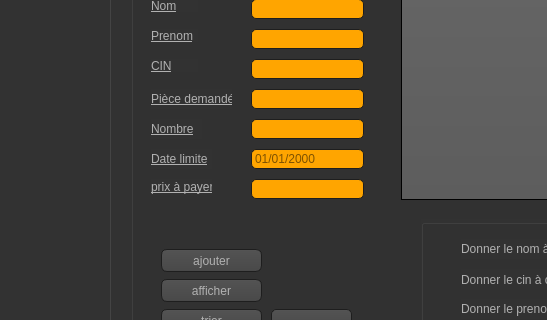
Old version of the form mainwindow.ui in the repository eyawartateni/Smart_Factory_2A4; both pictures show x 0 to 547 and y 117 to 437 of the 1034 by 752 pixel window.
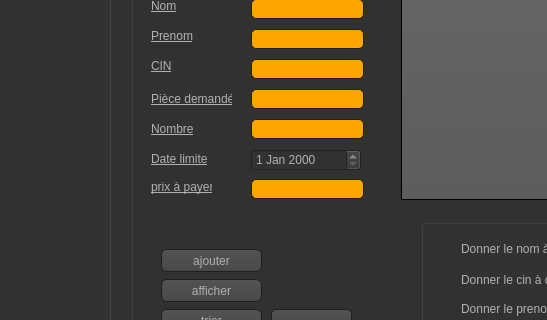
New version of the form. The open tabs and pages were chosen to show the change. Icons and pictures are not drawn.

Patch:
```diff
--- a/mainwindow.ui
+++ b/mainwindow.ui
@@ -14844,23 +14844,6 @@
 color:black;</string>
          </property>
         </widget>
-        <widget class="QLineEdit" name="date_limite_2">
-         <property name="geometry">
-          <rect>
-           <x>120</x>
-           <y>190</y>
-           <width>113</width>
-           <height>20</height>
-          </rect>
-         </property>
-         <property name="styleSheet">
-          <string notr="true">background-color:orange;
-color:black;</string>
-         </property>
-         <property name="placeholderText">
-          <string>01/01/2000</string>
-         </property>
-        </widget>
         <widget class="QPushButton" name="aff_four">
          <property name="geometry">
           <rect>
@@ -14893,6 +14876,477 @@
           <string>afficher</string>
          </property>
         </widget>
+        <widget class="QDateEdit" name="date_limite_2">
+         <property name="geometry">
+          <rect>
+           <x>120</x>
+           <y>190</y>
+           <width>110</width>
+           <height>22</height>
+          </rect>
+         </property>
+         <property name="styleSheet">
+          <string notr="true">QToolTip
+{
+     border: 1px solid black;
+     background-color: #ffa02f;
+     padding: 1px;
+     border-radius: 3px;
+     opacity: 100;
+}
+
+QWidget
+{
+    color: #b1b1b1;
+    background-color: #323232;
+}
+
+QWidget:item:hover
+{
+    background-color: QLinearGradient( x1: 0, y1: 0, x2: 0, y2: 1, stop: 0 #ffa02f, stop: 1 #ca0619);
+    color: #000000;
+}
+
+QWidget:item:selected
+{
+    background-color: QLinearGradient( x1: 0, y1: 0, x2: 0, y2: 1, stop: 0 #ffa02f, stop: 1 #d7801a);
+}
+
+QMenuBar::item
+{
+    background: transparent;
+}
+
+QMenuBar::item:selected
+{
+    background: transparent;
+    border: 1px solid #ffaa00;
+}
+
+QMenuBar::item:pressed
+{
+    background: #444;
+    border: 1px solid #000;
+    background-color: QLinearGradient(
+        x1:0, y1:0,
+        x2:0, y2:1,
+        stop:1 #212121,
+        stop:0.4 #343434/*,
+        stop:0.2 #343434,
+        stop:0.1 #ffaa00*/
+    );
+    margin-bottom:-1px;
+    padding-bottom:1px;
+}
+
+QMenu
+{
+    border: 1px solid #000;
+}
+
+QMenu::item
+{
+    padding: 2px 20px 2px 20px;
+}
+
+QMenu::item:selected
+{
+    color: #000000;
+}
+
+QWidget:disabled
+{
+    color: #404040;
+    background-color: #323232;
+}
+
+QAbstractItemView
+{
+    background-color: QLinearGradient( x1: 0, y1: 0, x2: 0, y2: 1, stop: 0 #4d4d4d, stop: 0.1 #646464, stop: 1 #5d5d5d);
+}
+
+QWidget:focus
+{
+    /*border: 2px solid QLinearGradient( x1: 0, y1: 0, x2: 0, y2: 1, stop: 0 #ffa02f, stop: 1 #d7801a);*/
+}
+
+QLineEdit
+{
+    background-color: QLinearGradient( x1: 0, y1: 0, x2: 0, y2: 1, stop: 0 #4d4d4d, stop: 0 #646464, stop: 1 #5d5d5d);
+    padding: 1px;
+    border-style: solid;
+    border: 1px solid #1e1e1e;
+    border-radius: 5;
+}
+
+QPushButton
+{
+    color: #b1b1b1;
+    background-color: QLinearGradient( x1: 0, y1: 0, x2: 0, y2: 1, stop: 0 #565656, stop: 0.1 #525252, stop: 0.5 #4e4e4e, stop: 0.9 #4a4a4a, stop: 1 #464646);
+    border-width: 1px;
+    border-color: #1e1e1e;
+    border-style: solid;
+    border-radius: 6;
+    padding: 3px;
+    font-size: 12px;
+    padding-left: 5px;
+    padding-right: 5px;
+}
+
+QPushButton:pressed
+{
+    background-color: QLinearGradient( x1: 0, y1: 0, x2: 0, y2: 1, stop: 0 #2d2d2d, stop: 0.1 #2b2b2b, stop: 0.5 #292929, stop: 0.9 #282828, stop: 1 #252525);
+}
+
+QComboBox
+{
+    selection-background-color: #ffaa00;
+    background-color: QLinearGradient( x1: 0, y1: 0, x2: 0, y2: 1, stop: 0 #565656, stop: 0.1 #525252, stop: 0.5 #4e4e4e, stop: 0.9 #4a4a4a, stop: 1 #464646);
+    border-style: solid;
+    border: 1px solid #1e1e1e;
+    border-radius: 5;
+}
+
+QComboBox:hover,QPushButton:hover
+{
+    border: 2px solid QLinearGradient( x1: 0, y1: 0, x2: 0, y2: 1, stop: 0 #ffa02f, stop: 1 #d7801a);
+}
+
+
+QComboBox:on
+{
+    padding-top: 3px;
+    padding-left: 4px;
+    background-color: QLinearGradient( x1: 0, y1: 0, x2: 0, y2: 1, stop: 0 #2d2d2d, stop: 0.1 #2b2b2b, stop: 0.5 #292929, stop: 0.9 #282828, stop: 1 #252525);
+    selection-background-color: #ffaa00;
+}
+
+QComboBox QAbstractItemView
+{
+    border: 2px solid darkgray;
+    selection-background-color: QLinearGradient( x1: 0, y1: 0, x2: 0, y2: 1, stop: 0 #ffa02f, stop: 1 #d7801a);
+}
+
+QComboBox::drop-down
+{
+     subcontrol-origin: padding;
+     subcontrol-position: top right;
+     width: 15px;
+
+     border-left-width: 0px;
+     border-left-color: darkgray;
+     border-left-style: solid; /* just a single line */
+     border-top-right-radius: 3px; /* same radius as the QComboBox */
+     border-bottom-right-radius: 3px;
+ }
+
+QComboBox::down-arrow
+{
+     image: url(:/down_arrow.png);
+}
+
+QGroupBox:focus
+{
+border: 2px solid QLinearGradient( x1: 0, y1: 0, x2: 0, y2: 1, stop: 0 #ffa02f, stop: 1 #d7801a);
+}
+
+QTextEdit:focus
+{
+    border: 2px solid QLinearGradient( x1: 0, y1: 0, x2: 0, y2: 1, stop: 0 #ffa02f, stop: 1 #d7801a);
+}
+
+QScrollBar:horizontal {
+     border: 1px solid #222222;
+     background: QLinearGradient( x1: 0, y1: 0, x2: 0, y2: 1, stop: 0.0 #121212, stop: 0.2 #282828, stop: 1 #484848);
+     height: 7px;
+     margin: 0px 16px 0 16px;
+}
+
+QScrollBar::handle:horizontal
+{
+      background: QLinearGradient( x1: 0, y1: 0, x2: 1, y2: 0, stop: 0 #ffa02f, stop: 0.5 #d7801a, stop: 1 #ffa02f);
+      min-height: 20px;
+      border-radius: 2px;
+}
+
+QScrollBar::add-line:horizontal {
+      border: 1px solid #1b1b19;
+      border-radius: 2px;
+      background: QLinearGradient( x1: 0, y1: 0, x2: 1, y2: 0, stop: 0 #ffa02f, stop: 1 #d7801a);
+      width: 14px;
+      subcontrol-position: right;
+      subcontrol-origin: margin;
+}
+
+QScrollBar::sub-line:horizontal {
+      border: 1px solid #1b1b19;
+      border-radius: 2px;
+      background: QLinearGradient( x1: 0, y1: 0, x2: 1, y2: 0, stop: 0 #ffa02f, stop: 1 #d7801a);
+      width: 14px;
+     subcontrol-position: left;
+     subcontrol-origin: margin;
+}
+
+QScrollBar::right-arrow:horizontal, QScrollBar::left-arrow:horizontal
+{
+      border: 1px solid black;
+      width: 1px;
+      height: 1px;
+      background: white;
+}
+
+QScrollBar::add-page:horizontal, QScrollBar::sub-page:horizontal
+{
+      background: none;
+}
+
+QScrollBar:vertical
+{
+      background: QLinearGradient( x1: 0, y1: 0, x2: 1, y2: 0, stop: 0.0 #121212, stop: 0.2 #282828, stop: 1 #484848);
+      width: 7px;
+      margin: 16px 0 16px 0;
+      border: 1px solid #222222;
+}
+
+QScrollBar::handle:vertical
+{
+      background: QLinearGradient( x1: 0, y1: 0, x2: 0, y2: 1, stop: 0 #ffa02f, stop: 0.5 #d7801a, stop: 1 #ffa02f);
+      min-height: 20px;
+      border-radius: 2px;
+}
+
+QScrollBar::add-line:vertical
+{
+      border: 1px solid #1b1b19;
+      border-radius: 2px;
+      background: QLinearGradient( x1: 0, y1: 0, x2: 0, y2: 1, stop: 0 #ffa02f, stop: 1 #d7801a);
+      height: 14px;
+      subcontrol-position: bottom;
+      subcontrol-origin: margin;
+}
+
+QScrollBar::sub-line:vertical
+{
+      border: 1px solid #1b1b19;
+      border-radius: 2px;
+      background: QLinearGradient( x1: 0, y1: 0, x2: 0, y2: 1, stop: 0 #d7801a, stop: 1 #ffa02f);
+      height: 14px;
+      subcontrol-position: top;
+      subcontrol-origin: margin;
+}
+
+QScrollBar::up-arrow:vertical, QScrollBar::down-arrow:vertical
+{
+      border: 1px solid black;
+      width: 1px;
+      height: 1px;
+      background: white;
+}
+
+
+QScrollBar::add-page:vertical, QScrollBar::sub-page:vertical
+{
+      background: none;
+}
+
+QTextEdit
+{
+    background-color: #242424;
+}
+
+QPlainTextEdit
+{
+    background-color: #242424;
+}
+
+QHeaderView::section
+{
+    background-color: QLinearGradient(x1:0, y1:0, x2:0, y2:1, stop:0 #616161, stop: 0.5 #505050, stop: 0.6 #434343, stop:1 #656565);
+    color: white;
+    padding-left: 4px;
+    border: 1px solid #6c6c6c;
+}
+
+QCheckBox:disabled
+{
+color: #414141;
+}
+
+QDockWidget::title
+{
+    text-align: center;
+    spacing: 3px; /* spacing between items in the tool bar */
+    background-color: QLinearGradient(x1:0, y1:0, x2:0, y2:1, stop:0 #323232, stop: 0.5 #242424, stop:1 #323232);
+}
+
+QDockWidget::close-button, QDockWidget::float-button
+{
+    text-align: center;
+    spacing: 1px; /* spacing between items in the tool bar */
+    background-color: QLinearGradient(x1:0, y1:0, x2:0, y2:1, stop:0 #323232, stop: 0.5 #242424, stop:1 #323232);
+}
+
+QDockWidget::close-button:hover, QDockWidget::float-button:hover
+{
+    background: #242424;
+}
+
+QDockWidget::close-button:pressed, QDockWidget::float-button:pressed
+{
+    padding: 1px -1px -1px 1px;
+}
+
+QMainWindow::separator
+{
+    background-color: QLinearGradient(x1:0, y1:0, x2:0, y2:1, stop:0 #161616, stop: 0.5 #151515, stop: 0.6 #212121, stop:1 #343434);
+    color: white;
+    padding-left: 4px;
+    border: 1px solid #4c4c4c;
+    spacing: 3px; /* spacing between items in the tool bar */
+}
+
+QMainWindow::separator:hover
+{
+
+    background-color: QLinearGradient(x1:0, y1:0, x2:0, y2:1, stop:0 #d7801a, stop:0.5 #b56c17 stop:1 #ffa02f);
+    color: white;
+    padding-left: 4px;
+    border: 1px solid #6c6c6c;
+    spacing: 3px; /* spacing between items in the tool bar */
+}
+
+QToolBar::handle
+{
+     spacing: 3px; /* spacing between items in the tool bar */
+     background: url(:/images/handle.png);
+}
+
+QMenu::separator
+{
+    height: 2px;
+    background-color: QLinearGradient(x1:0, y1:0, x2:0, y2:1, stop:0 #161616, stop: 0.5 #151515, stop: 0.6 #212121, stop:1 #343434);
+    color: white;
+    padding-left: 4px;
+    margin-left: 10px;
+    margin-right: 5px;
+}
+
+QProgressBar
+{
+    border: 2px solid grey;
+    border-radius: 5px;
+    text-align: center;
+}
+
+QProgressBar::chunk
+{
+    background-color: #d7801a;
+    width: 2.15px;
+    margin: 0.5px;
+}
+
+QTabBar::tab {
+    color: #b1b1b1;
+    border: 1px solid #444;
+    border-bottom-style: none;
+    background-color: #323232;
+    padding-left: 10px;
+    padding-right: 10px;
+    padding-top: 3px;
+    padding-bottom: 2px;
+    margin-right: -1px;
+}
+
+QTabWidget::pane {
+    border: 1px solid #444;
+    top: 1px;
+}
+
+QTabBar::tab:last
+{
+    margin-right: 0; /* the last selected tab has nothing to overlap with on the right */
+    border-top-right-radius: 3px;
+}
+
+QTabBar::tab:first:!selected
+{
+ margin-left: 0px; /* the last selected tab has nothing to overlap with on the right */
+
+
+    border-top-left-radius: 3px;
+}
+
+QTabBar::tab:!selected
+{
+    color: #b1b1b1;
+    border-bottom-style: solid;
+    margin-top: 3px;
+    background-color: QLinearGradient(x1:0, y1:0, x2:0, y2:1, stop:1 #212121, stop:.4 #343434);
+}
+
+QTabBar::tab:selected
+{
+    border-top-left-radius: 3px;
+    border-top-right-radius: 3px;
+    margin-bottom: 0px;
+}
+
+QTabBar::tab:!selected:hover
+{
+    /*border-top: 2px solid #ffaa00;
+    padding-bottom: 3px;*/
+    border-top-left-radius: 3px;
+    border-top-right-radius: 3px;
+    background-color: QLinearGradient(x1:0, y1:0, x2:0, y2:1, stop:1 #212121, stop:0.4 #343434, stop:0.2 #343434, stop:0.1 #ffaa00);
+}
+
+QRadioButton::indicator:checked, QRadioButton::indicator:unchecked{
+    color: #b1b1b1;
+    background-color: #323232;
+    border: 1px solid #b1b1b1;
+    border-radius: 6px;
+}
+
+QRadioButton::indicator:checked
+{
+    background-color: qradialgradient(
+        cx: 0.5, cy: 0.5,
+        fx: 0.5, fy: 0.5,
+        radius: 1.0,
+        stop: 0.25 #ffaa00,
+        stop: 0.3 #323232
+    );
+}
+
+QCheckBox::indicator{
+    color: #b1b1b1;
+    background-color: #323232;
+    border: 1px solid #b1b1b1;
+    width: 9px;
+    height: 9px;
+}
+
+QRadioButton::indicator
+{
+    border-radius: 6px;
+}
+
+QRadioButton::indicator:hover, QCheckBox::indicator:hover
+{
+    border: 1px solid #ffaa00;
+}
+
+QCheckBox::indicator:checked
+{
+    image:url(:/images/checkbox.png);
+}
+
+QCheckBox::indicator:disabled, QRadioButton::indicator:disabled
+{
+    border: 1px solid #444;
+}</string>
+         </property>
+        </widget>
        </widget>
        <widget class="QPushButton" name="btn_existe_6">
         <property name="geometry">
```
Left out of the diff: 32 changed lines with no effect on the pictures.
